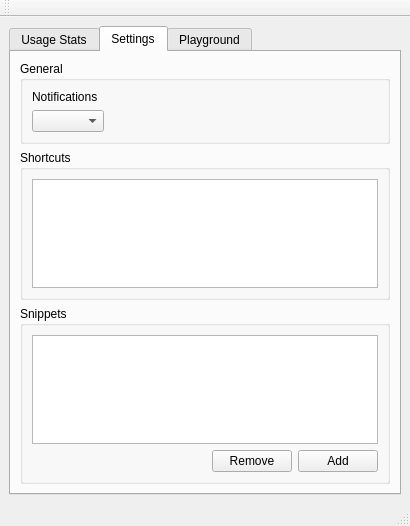
Above: ui/Ui_UserWindow.ui from arnm/accipiokey before the change. Below: the same form after it.
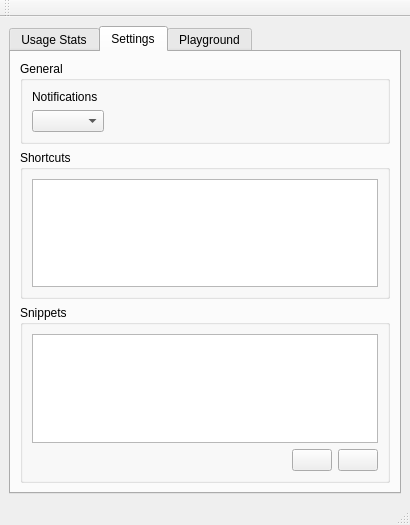
That is the form after the change. The open tabs and pages were chosen to show the change.

What changed in the file:
```diff
--- a/ui/Ui_UserWindow.ui
+++ b/ui/Ui_UserWindow.ui
@@ -7,7 +7,7 @@
     <x>0</x>
     <y>0</y>
     <width>410</width>
-    <height>526</height>
+    <height>525</height>
    </rect>
   </property>
   <property name="windowTitle">
@@ -77,17 +77,17 @@
            <item row="0" column="0" colspan="3">
             <widget class="QTableView" name="snippets_tv"/>
            </item>
-           <item row="1" column="2">
-            <widget class="QPushButton" name="add_snippet_btn">
-             <property name="text">
-              <string>Add</string>
-             </property>
-            </widget>
-           </item>
            <item row="1" column="1">
             <widget class="QPushButton" name="remove_snippet_btn">
              <property name="text">
-              <string>Remove</string>
+              <string/>
+             </property>
+            </widget>
+           </item>
+           <item row="1" column="2">
+            <widget class="QPushButton" name="add_snippet_btn">
+             <property name="text">
+              <string/>
              </property>
             </widget>
            </item>
```
Left out of the diff: 11 changed lines with no effect on the pictures.
